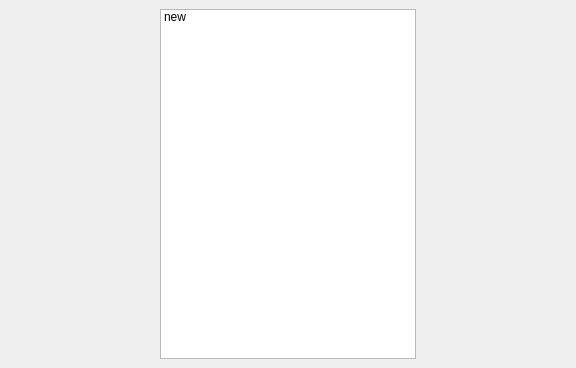
rightlorg/funcatching, file funcatching/initializemap.ui: the form before one commit.
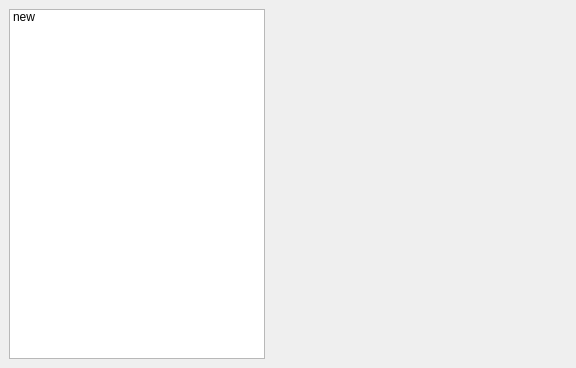
The form after the commit.

Patch:
```diff
--- a/funcatching/initializemap.ui
+++ b/funcatching/initializemap.ui
@@ -30,6 +30,12 @@
       </item>
      </widget>
     </item>
+    <item>
+     <widget class="QStackedWidget" name="stackedWidget">
+      <widget class="QWidget" name="page"/>
+      <widget class="QWidget" name="page_2"/>
+     </widget>
+    </item>
    </layout>
   </widget>
  </widget>
```
